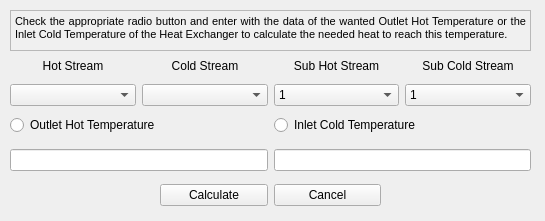
Above: interface/TempLoadBelow.ui from CarlosTadeuVassoler/MPinch before the change. Below: the same form after it.
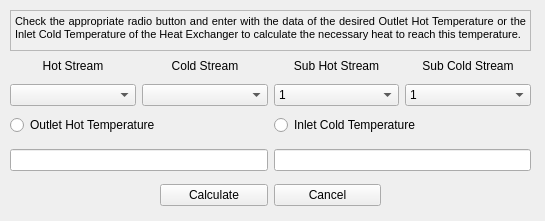
That is the form after the change.

Diff of the .ui file:
```diff
--- a/interface/TempLoadBelow.ui
+++ b/interface/TempLoadBelow.ui
@@ -185,7 +185,7 @@
 &lt;html&gt;&lt;head&gt;&lt;meta name=&quot;qrichtext&quot; content=&quot;1&quot; /&gt;&lt;style type=&quot;text/css&quot;&gt;
 p, li { white-space: pre-wrap; }
 &lt;/style&gt;&lt;/head&gt;&lt;body style=&quot; font-family:'MS Shell Dlg 2'; font-size:8.25pt; font-weight:400; font-style:normal;&quot; bgcolor=&quot;#f0f0f0&quot;&gt;
-&lt;p align=&quot;justify&quot; style=&quot; margin-top:0px; margin-bottom:0px; margin-left:0px; margin-right:0px; -qt-block-indent:0; text-indent:0px;&quot;&gt;Check the appropriate radio button and enter with the data of the wanted Outlet Hot Temperature or the Inlet Cold Temperature of the Heat Exchanger to calculate the needed heat to reach this temperature.&lt;/p&gt;&lt;/body&gt;&lt;/html&gt;</string>
+&lt;p align=&quot;justify&quot; style=&quot; margin-top:0px; margin-bottom:0px; margin-left:0px; margin-right:0px; -qt-block-indent:0; text-indent:0px;&quot;&gt;Check the appropriate radio button and enter with the data of the desired Outlet Hot Temperature or the Inlet Cold Temperature of the Heat Exchanger to calculate the necessary heat to reach this temperature.&lt;/p&gt;&lt;/body&gt;&lt;/html&gt;</string>
    </property>
   </widget>
  </widget>
```
